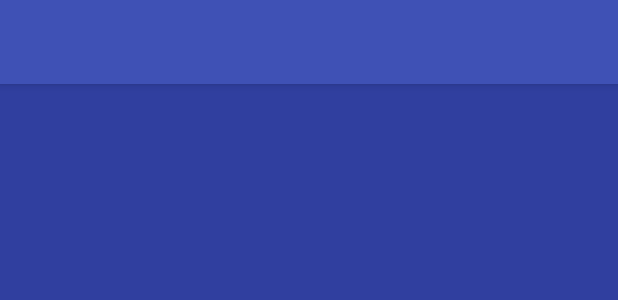
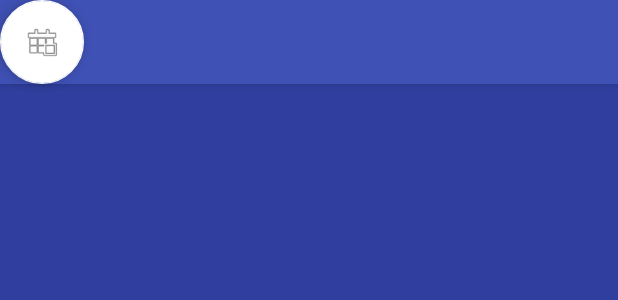
Before and after one commit to mairauss/Diarize, an Android app: the layout main_layout.xml on its own in the app's theme, with its tools: preview values and no code run, on a phone screen of 412 x 824 dp. Shown: the top 300 px of the screen. Run offline under Robolectric (Android 15) with nearby library versions, the phone set to English and light mode, and no system bars.

Commit message:
add Calendar Button

```diff
--- a/app/src/main/AndroidManifest.xml
+++ b/app/src/main/AndroidManifest.xml
@@ -22,6 +22,7 @@
             android:name=".MainActivity"
             android:label="@string/title_activity_main"
             android:theme="@style/AppTheme.NoActionBar" />
+        <activity android:name=".CalendarActivity"></activity>
     </application>
 
 </manifest>
--- a/app/src/main/java/com/diarize/LoginActivity.java
+++ b/app/src/main/java/com/diarize/LoginActivity.java
@@ -98,8 +98,7 @@ public class LoginActivity extends AppCompatActivity {
                 GoogleSignInAccount account = result.getSignInAccount();
                 firebaseAuthWithGoogle(account);
             } else {
-                // Google Sign In failed, update UI appropriately
-                // ...
+                Log.e(TAG, "error  101 line in LoginActivity");
             }
         }
     }
--- a/app/src/main/res/layout/main_layout.xml
+++ b/app/src/main/res/layout/main_layout.xml
@@ -6,10 +6,17 @@
     android:layout_height="match_parent"
     tools:context="com.diarize.MainActivity">
 
+    <android.support.v7.widget.ButtonBarLayout android:layout_width="wrap_content"
+        android:layout_height="wrap_content"
+
+        />
+
     <android.support.design.widget.AppBarLayout
         android:layout_width="match_parent"
         android:layout_height="wrap_content"
         android:theme="@style/AppTheme.AppBarOverlay">
+
+
 
         <android.support.v7.widget.Toolbar
             android:id="@+id/toolbar"
@@ -20,8 +27,14 @@
 
     </android.support.design.widget.AppBarLayout>
 
-
-
+    <android.support.design.widget.FloatingActionButton
+        android:id="@+id/calendarButton"
+        android:layout_width="wrap_content"
+        app:backgroundTint="@color/common_google_signin_btn_text_dark_pressed"
+        android:layout_height="wrap_content"
+        android:clickable="true"
+        app:fabSize="normal"
+        app:srcCompat="@android:drawable/ic_menu_today" />
 
 
 </android.support.design.widget.CoordinatorLayout>
```
Also changed, not shown: app/src/main/java/com/diarize/CalendarActivity.java (added, +13 -0 lines), app/src/main/java/com/diarize/MainActivity.java (+20 -7 lines), app/src/main/res/layout/activity_calendar.xml (added, +9 -0 lines).
